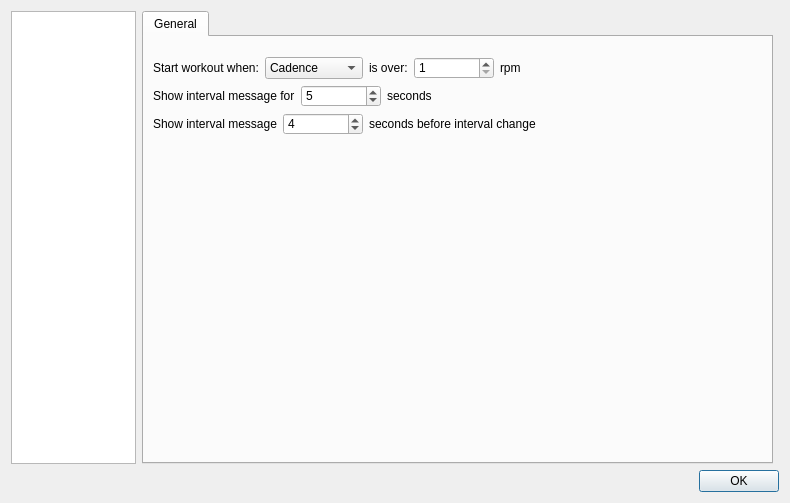
First picture: the form in src/ui/dialogconfig.ui, repository MaximumTrainer/MaximumTrainer_Redux, before the edit.
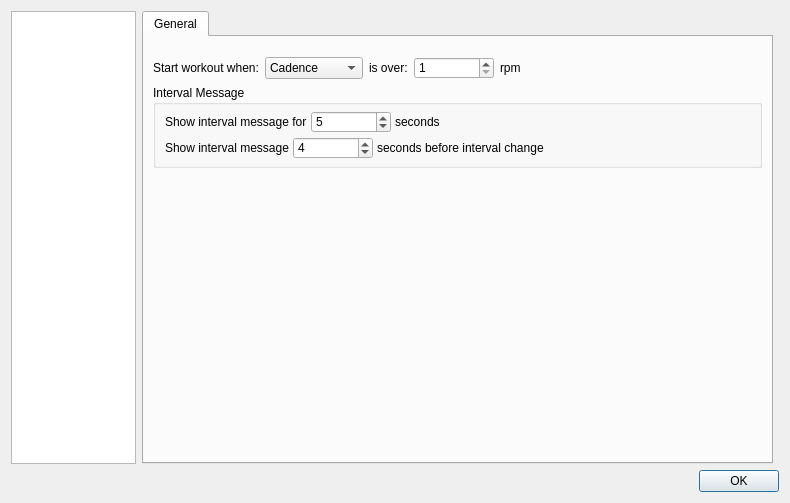
Second picture: the form after the edit. Icons and pictures are not drawn. Custom widgets are drawn as their Qt base class.

Commit message:
ui(workout-config): group the two interval-message settings in a box
The General tab had two loose "Show interval message …" rows. Wrap them in
an "Interval Message" QGroupBox so they read as one related pair, mirroring
the existing "Interval Summary Overlay" group on the same page.

Layout-only change; no widget names or logic touched.

```diff
--- a/src/ui/dialogconfig.ui
+++ b/src/ui/dialogconfig.ui
@@ -215,7 +215,22 @@
             </layout>
            </item>
            <item>
-            <layout class="QHBoxLayout" name="horizontalLayout_20">
+            <widget class="QGroupBox" name="groupBox_intervalMessage">
+             <property name="title">
+              <string>Interval Message</string>
+             </property>
+             <layout class="QVBoxLayout" name="verticalLayout_intervalMessage">
+              <property name="spacing">
+               <number>4</number>
+              </property>
+              <property name="topMargin">
+               <number>6</number>
+              </property>
+              <property name="bottomMargin">
+               <number>6</number>
+              </property>
+              <item>
+               <layout class="QHBoxLayout" name="horizontalLayout_20">
              <item>
               <widget class="QLabel" name="label_startWorkoutWhen_2">
                <property name="sizePolicy">
@@ -367,6 +382,9 @@
               </spacer>
              </item>
             </layout>
+              </item>
+             </layout>
+            </widget>
            </item>
            <item>
             <spacer name="verticalSpacer">
```
